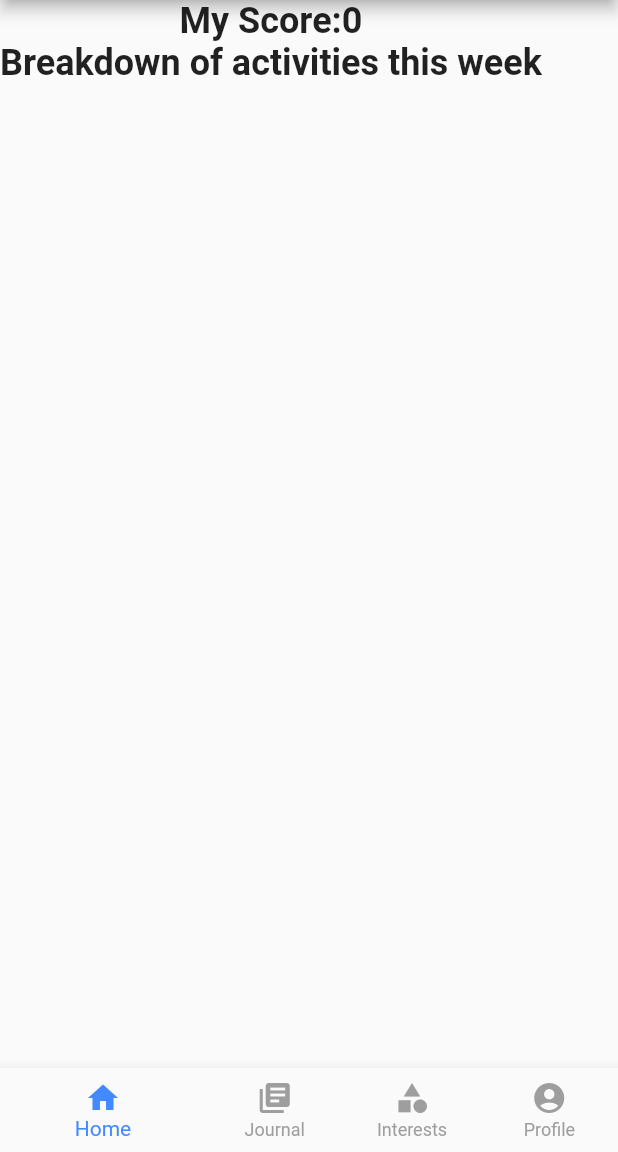
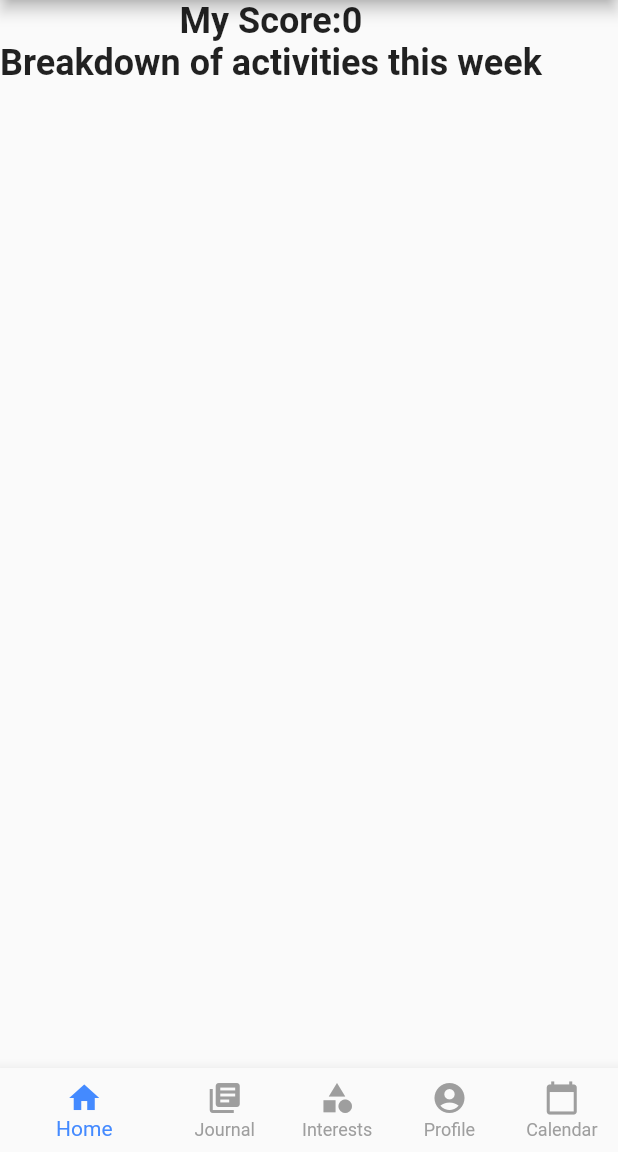
Before and after one commit to SatadruSanyal/quaranTeam, a Flutter app: the screen it shows after launch, on a phone screen of 412 x 824 dp, the part 84-1236 px from its top. Run offline on Flutter 3.47's test engine with Material 2 defaults, Android fonts, the phone set to English and light mode, and no system bars; our stand-ins replace fl_chart.

Commit message:
Added calendar page, and turned the HomePage into a stateful Widget

```diff
--- /dev/null
+++ b/lib/calendar.dart
@@ -0,0 +1,17 @@
+import 'package:flutter/material.dart';
+
+
+class Calendar extends StatelessWidget {
+  BuildContext thisContext;
+
+  @override
+  Widget build(BuildContext context) {
+    return Scaffold(
+      appBar: AppBar(
+        title: Text('Calendar'),
+      ),
+      body: null,
+    );
+  }
+
+}
--- a/lib/journal.dart
+++ b/lib/journal.dart
@@ -3,9 +3,11 @@ import 'newJournalEntry.dart';
 
 final TextStyle standardFont = TextStyle(fontSize: 18);
 List<Widget> entries = [];
+int num_of_entries = 0;
 
 class Journal extends StatelessWidget {
   BuildContext thisContext;
+  int entriesNumber = num_of_entries;
 
   @override
   Widget build(BuildContext context) {
--- a/lib/main.dart
+++ b/lib/main.dart
@@ -3,6 +3,7 @@ import 'addInterests.dart';
 import 'journal.dart';
 import 'viewProfile.dart';
 import 'viewEvents.dart';
+import 'calendar.dart';
 import 'package:fl_chart/fl_chart.dart';
 
 
@@ -26,7 +27,14 @@ class MyApp extends StatelessWidget {
   }
 }
 
-class HomePage extends StatelessWidget {
+
+class HomePage extends StatefulWidget {
+  @override
+  State<StatefulWidget> createState() => HomePageState();
+
+}
+
+class HomePageState extends State<HomePage> {
   BuildContext thisContext;
   int _selectedIndex = 0;
   @override
@@ -55,7 +63,11 @@ class HomePage extends StatelessWidget {
           BottomNavigationBarItem(
               icon: Icon(Icons.account_circle),
               title: Text('Profile'),
-          )
+          ),
+          BottomNavigationBarItem(
+              icon: Icon(Icons.calendar_today),
+              title: Text('Calendar')
+          ),
         ],
         currentIndex: 0,
         selectedItemColor: Colors.blueAccent,
@@ -68,10 +80,6 @@ class HomePage extends StatelessWidget {
     );
 
   }
-
-
-
-
 
   Widget _homePageBody() {
     return Column(
@@ -88,11 +96,6 @@ class HomePage extends StatelessWidget {
   }
 
 
-
-
-
-
-
   void _onItemTapped(int index) {
     if (index == 0) {
       return;
@@ -105,9 +108,11 @@ class HomePage extends StatelessWidget {
     } else if (index == 3) {
       _goToProfile();
       return;
-    } else {
+    } else if (index == 4) {
+      _goToCalendar();
       return;
     }
+    return;
   }
 
   void _goToCategories(){
@@ -131,4 +136,11 @@ class HomePage extends StatelessWidget {
           return viewProfile();
         }));
   }
+
+  void _goToCalendar() {
+    Navigator.of(thisContext).push(MaterialPageRoute<void>(
+        builder: (BuildContext context) {
+          return Calendar();
+        }));
+  }
 }
--- a/lib/viewProfile.dart
+++ b/lib/viewProfile.dart
@@ -1,5 +1,6 @@
 import 'package:flutter/material.dart';
 import 'dart:ui'; // This is to get full screen size
+import 'journal.dart';
 
 final TextStyle standardFont = TextStyle(fontSize: 18);
 List<Widget> entries = [];
@@ -79,7 +80,7 @@ class viewProfile extends StatelessWidget {
 
                   ),
                   Text(
-                    '24',
+                    Journal().entriesNumber.toString(),
                     textAlign: TextAlign.center,
                     overflow: TextOverflow.ellipsis,
                     style: TextStyle( fontWeight: FontWeight.bold,
```
Also changed, not shown: pubspec.lock.
